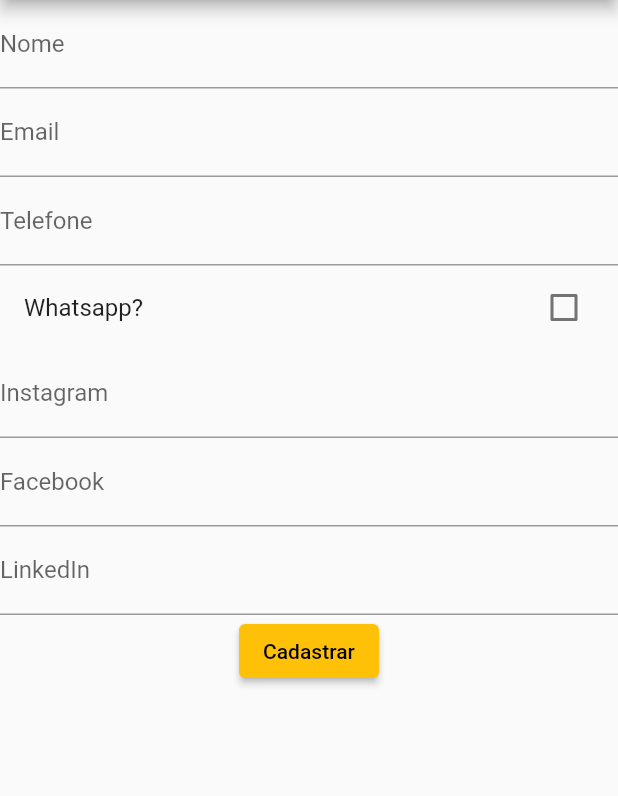
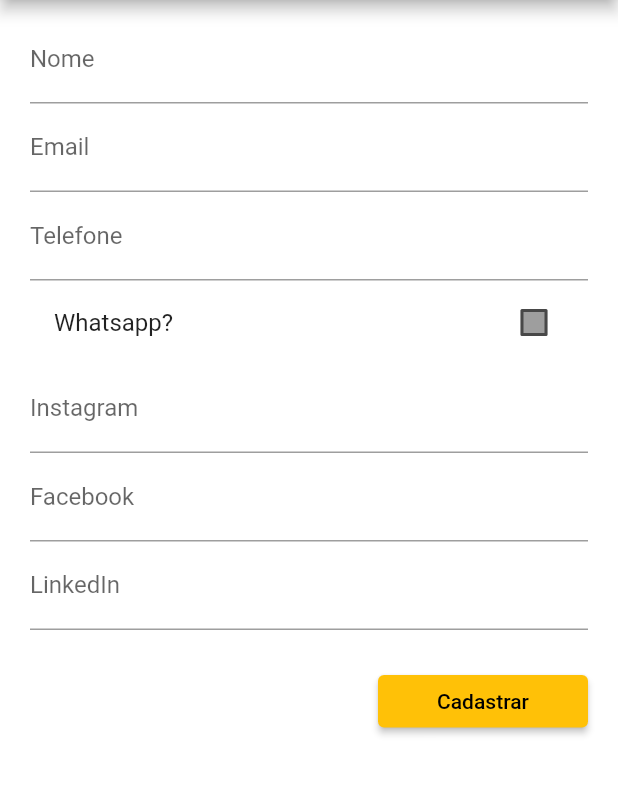
Before and after one commit to ArthurImmich/Uma-introducao-ao-flutter---Desenvolvimento-de-uma-lista-simples-de-contatos., a Flutter app: the screen it shows after launch, after a tap on the "add" icon, on a phone screen of 412 x 824 dp, the part 84-880 px from its top. Run offline on Flutter 3.47's test engine with Material 2 defaults, Android fonts, the phone set to English and light mode, and no system bars; our stand-ins replace flutter_slidable, font_awesome_flutter, sqflite; accounts and stored records are empty; Roboto replaces fonts that are missing (Montserrat).

Commit message:
finished crud and dark theme

```diff
--- a/lib/cadastro.dart
+++ /dev/null
@@ -1,91 +0,0 @@
-import 'package:flutter/material.dart';
-
-class Cadastro extends StatefulWidget {
-  @override
-  _CadastroState createState() => _CadastroState();
-}
-
-class _CadastroState extends State<Cadastro> {
-  final _formKey = GlobalKey<FormState>();
-  bool _checked = false;
-  final _nameController = TextEditingController();
-  final _emailController = TextEditingController();
-  final _phoneController = TextEditingController();
-  final _instagramController = TextEditingController();
-  final _facebookController = TextEditingController();
-  final _linkedinController = TextEditingController();
-
-  @override
-  Widget build(BuildContext context) {
-    return Container(
-      child: Scaffold(
-        appBar: AppBar(
-          title: Text('Cadastro'),
-        ),
-        body: Form(
-          autovalidateMode: AutovalidateMode.onUserInteraction,
-          key: _formKey,
-          child: SingleChildScrollView(
-            child: Column(
-              children: [
-                TextFormField(
-                  controller: _nameController,
-                  decoration: const InputDecoration(labelText: 'Nome'),
-                  //the post fix exclamation mark is a 'casting away nullability'
-                  //meaning that it will take the value of null and cast it to a string
-                  //and then check if it is empty avoiding calling .isEmpty on null
-                  validator: (value) =>
-                      value!.isEmpty ? 'Campo Obrigatório' : null,
-                ),
-                TextFormField(
-                  controller: _emailController,
-                  decoration: const InputDecoration(labelText: 'Email'),
-                  keyboardType: TextInputType.emailAddress,
-                ),
-                TextFormField(
-                  controller: _phoneController,
-                  decoration: const InputDecoration(labelText: 'Telefone'),
-                ),
-                CheckboxListTile(
-                    title: Text('Whatsapp?'),
-                    value: _checked,
-                    controlAffinity: ListTileControlAffinity.platform,
-                    onChanged: (value) {
-                      setState(() => _checked = value!);
-                    }),
-                TextFormField(
-                  controller: _instagramController,
-                  decoration: const InputDecoration(labelText: 'Instagram'),
-                ),
-                TextFormField(
-                  controller: _facebookController,
-                  decoration: const InputDecoration(labelText: 'Facebook'),
-                ),
-                TextFormField(
-                  controller: _linkedinController,
-                  decoration: const InputDecoration(labelText: 'LinkedIn'),
-                ),
-                ElevatedButton(
-                    onPressed: () {
-                      // The FormState class contains the validate() method. When the validate()
-                      //  method is called, it runs the validator() function for each text field
-                      //  in the form. If everything looks good, the validate() method returns true.
-                      //  If any text field contains errors, the validate() method rebuilds the
-                      //  form to display any error messages and returns false.
-                      if (_formKey.currentState!.validate()) {
-                        // If the form is valid, display a snackbar. In the real world,
-                        // you'd often call a server or save the information in a database.
-
-                        ScaffoldMessenger.of(context).showSnackBar(
-                            SnackBar(content: Text('Processing Data')));
-                      }
-                    },
-                    child: Text('Cadastrar')),
-              ],
-            ),
-          ),
-        ),
-      ),
-    );
-  }
-}
--- a/lib/contato.dart
+++ b/lib/contatc.dart
@@ -1,6 +1,6 @@
 import 'package:flutter/widgets.dart';
 
-class Contato {
+class Contact {
   int? id;
   String? name;
   String? email;
@@ -10,7 +10,7 @@ class Contato {
   String? linkedin;
   bool? whatsapp;
 
-  Contato(
+  Contact(
       {this.id,
       @required this.name,
       this.email,
--- a/lib/lista_contatos.dart
+++ /dev/null
@@ -1,126 +0,0 @@
-import 'package:flutter/material.dart';
-import 'cadastro.dart';
-import 'contato.dart';
-import 'package:flutter_slidable/flutter_slidable.dart';
-
-class MyHomePage extends StatefulWidget {
-  MyHomePage({Key? key, required this.title}) : super(key: key);
-  final String title;
-
-  @override
-  _MyHomePageState createState() => _MyHomePageState();
-}
-
-List<Contato> contatos = [
-  Contato(
-      name: 'João Carlos',
-      email: 'asd@asd.com',
-      phone: '(55) 55555-5555',
-      facebook: 'teste',
-      instagram: 'teste'),
-  Contato(name: 'Carla', email: 'asds@asds.com'),
-  Contato(name: 'João Carlos', email: 'asd@asd.com', phone: '(55) 55555-5555'),
-  Contato(name: 'Carla', email: 'asds@asds.com'),
-  Contato(name: 'João Carlos', email: 'asd@asd.com', phone: '(55) 55555-5555'),
-  Contato(name: 'Carla', email: 'asds@asds.com'),
-  Contato(name: 'João Carlos', email: 'asd@asd.com', phone: '(55) 55555-5555'),
-  Contato(name: 'Carla', email: 'asds@asds.com'),
-  Contato(name: 'João Carlos', email: 'asd@asd.com', phone: '(55) 55555-5555'),
-  Contato(name: 'Carla', email: 'asds@asds.com'),
-  Contato(name: 'João Carlos', email: 'asd@asd.com', phone: '(55) 55555-5555'),
-  Contato(name: 'Carla', email: 'asds@asds.com'),
-  Contato(name: 'João Carlos', email: 'asd@asd.com', phone: '(55) 55555-5555'),
-  Contato(name: 'Carla', email: 'asds@asds.com'),
-  Contato(name: 'João Carlos', email: 'asd@asd.com', phone: '(55) 55555-5555'),
-  Contato(name: 'Carla', email: 'asds@asds.com'),
-  Contato(name: 'João Carlos', email: 'asd@asd.com', phone: '(55) 55555-5555'),
-  Contato(name: 'Carla', email: 'asds@asds.com'),
-  Contato(name: 'João Carlos', email: 'asd@asd.com', phone: '(55) 55555-5555'),
-  Contato(name: 'Carla', email: 'asds@asds.com'),
-  Contato(name: 'João Carlos', email: 'asd@asd.com', phone: '(55) 55555-5555'),
-  Contato(name: 'Carla', email: 'asds@asds.com'),
-  Contato(name: 'João Carlos', email: 'asd@asd.com', phone: '(55) 55555-5555'),
-  Contato(name: 'Carla', email: 'asds@asds.com'),
-];
-
-class _MyHomePageState extends State<MyHomePage> {
-  @override
-  Widget build(BuildContext context) {
-    return Scaffold(
-      appBar: AppBar(
-        title: Text(widget.title),
-      ),
-      body: ListView.separated(
-        separatorBuilder: (_, i) => Divider(
-          indent: 30,
-          endIndent: 30,
-          thickness: 1,
-          height: 0,
-        ),
-        itemCount: contatos.length,
-        itemBuilder: (_, i) => Slidable(
-          actionPane: SlidableDrawerActionPane(),
-          actionExtentRatio: 0.15,
-          child: SizedBox(
-            height: 70,
-            child: Center(
-              child: ListTile(
-                title: Text(contatos[i].name!),
-                //subtitle: Text(contatos[i].phone ?? ''),
-                leading: CircleAvatar(
-                  backgroundColor: Colors.amber,
-                ),
-              ),
-            ),
-          ),
-          secondaryActions: _secondaryActions(contatos[i]),
-        ),
-      ),
-      floatingActionButton: FloatingActionButton(
-        onPressed: () => Navigator.of(context)
-            .push(MaterialPageRoute(builder: (context) => Cadastro())),
-        tooltip: 'Increment',
-        child: Icon(Icons.add),
-      ),
-    );
-  }
-}
-
-List<Widget> _secondaryActions(Contato contato) {
-  List<Widget> secondaryActions = [
-    IconSlideAction(
-      caption: 'Editar',
-      color: Colors.amber,
-      icon: Icons.edit,
-      onTap: () {},
-    ),
-    IconSlideAction(
-      caption: 'Excluir',
-      color: Colors.red,
-      icon: Icons.delete,
-      onTap: () {},
-    ),
-  ];
-  if (contato.facebook?.isNotEmpty ?? false) {
-    secondaryActions.insert(
-        0,
-        IconSlideAction(
-          caption: 'Facebook',
-          color: Colors.blue.shade600,
-          icon: Icons.facebook,
-          onTap: () {},
-        ));
-  }
-  if (contato.facebook?.isNotEmpty ?? false) {
-    secondaryActions.insert(
-        0,
-        IconSlideAction(
-          caption: 'Instagram',
-          color: Colors.purple.shade600,
-          icon: Icons.camera_alt_outlined,
-          onTap: () {},
-        ));
-  }
-
-  return secondaryActions;
-}
--- a/lib/main.dart
+++ b/lib/main.dart
@@ -1,17 +1,32 @@
 import 'package:flutter/material.dart';
-import 'lista_contatos.dart';
+import 'package:flutter_app/themes.dart';
+import 'contacts_list.dart';
 
 void main() => runApp(MyApp());
+CustomTheme currentTheme = CustomTheme();
 
-class MyApp extends StatelessWidget {
+class MyApp extends StatefulWidget {
+  @override
+  _MyAppState createState() => _MyAppState();
+}
+
+class _MyAppState extends State<MyApp> {
+  @override
+  void initState() {
+    super.initState();
+    currentTheme.addListener(() {
+      setState(() {});
+    });
+  }
+
   @override
   Widget build(BuildContext context) {
     return MaterialApp(
       title: 'Contatos',
-      theme: ThemeData(
-        primarySwatch: Colors.amber,
-      ),
-      home: MyHomePage(title: 'Contatos'),
+      theme: CustomTheme.lightTheme,
+      darkTheme: CustomTheme.darkTheme,
+      themeMode: currentTheme.currentTheme,
+      home: ContactsList(title: 'Contatos'),
     );
   }
 }
--- /dev/null
+++ b/lib/registration.dart
@@ -0,0 +1,121 @@
+import 'package:flutter/material.dart';
+import 'package:flutter_app/contatc.dart';
+
+import 'database.dart';
+
+class Registration extends StatefulWidget {
+  @override
+  _RegistrationState createState() => _RegistrationState();
+}
+
+class _RegistrationState extends State<Registration> {
+  final _formKey = GlobalKey<FormState>();
+  bool _checked = false;
+  final _nameController = TextEditingController();
+  final _emailController = TextEditingController();
+  final _phoneController = TextEditingController();
+  final _instagramController = TextEditingController();
+  final _facebookController = TextEditingController();
+  final _linkedinController = TextEditingController();
+
+  @override
+  Widget build(BuildContext context) {
+    return Scaffold(
+      appBar: AppBar(
+        title: Text('Cadastro'),
+      ),
+      body: Padding(
+        padding: const EdgeInsets.symmetric(horizontal: 20, vertical: 10),
+        child: Form(
+          autovalidateMode: AutovalidateMode.onUserInteraction,
+          key: _formKey,
+          child: SingleChildScrollView(
+            child: Column(
+              children: [
+                TextFormField(
+                  controller: _nameController,
+                  decoration: const InputDecoration(labelText: 'Nome'),
+                  //the post fix exclamation mark is a 'casting away nullability'
+                  //meaning that it will take the value of null and cast it to a string
+                  //and then check if it is empty avoiding calling .isEmpty on null
+                  validator: (value) =>
+                      value!.isEmpty ? 'Campo Obrigatório' : null,
+                ),
+                TextFormField(
+                  controller: _emailController,
+                  decoration: const InputDecoration(labelText: 'Email'),
+                  keyboardType: TextInputType.emailAddress,
+                ),
+                TextFormField(
+                  controller: _phoneController,
+                  decoration: const InputDecoration(labelText: 'Telefone'),
+                ),
+                CheckboxListTile(
+                    title: Text('Whatsapp?'),
+                    value: _checked,
+                    controlAffinity: ListTileControlAffinity.platform,
+                    onChanged: (value) {
+                      setState(() => _checked = value!);
+                    }),
+                TextFormField(
+                  controller: _instagramController,
+                  decoration: const InputDecoration(labelText: 'Instagram'),
+                ),
+                TextFormField(
+                  controller: _facebookController,
+                  decoration: const InputDecoration(labelText: 'Facebook'),
+                ),
+                TextFormField(
+                  controller: _linkedinController,
+                  decoration: const InputDecoration(labelText: 'LinkedIn'),
+                ),
+                Padding(
+                  padding: const EdgeInsets.only(top: 30),
+                  child: Align(
+                    alignment: Alignment.centerRight,
+                    child: ConstrainedBox(
+                      constraints:
+                          BoxConstraints.tightFor(width: 140, height: 35),
+                      child: ElevatedButton(
+                          onPressed: () async {
+                            // The FormState class contains the validate() method. When the validate()
+                            //  method is called, it runs the validator() function for each text field
+                            //  in the form. If everything looks good, the validate() method returns true.
+                            //  If any text field contains errors, the validate() method rebuilds the
+                            //  form to display any error messages and returns false.
+                            if (_formKey.currentState!.validate()) {
+                              DatabaseConnection databaseConnection =
+                                  DatabaseConnection();
+                              try {
+                                await databaseConnection.create(Contact(
+                                  name: _nameController.text,
+                                  email: _emailController.text,
+                                  phone: _phoneController.text,
+                                  instagram: _instagramController.text,
+                                  facebook: _facebookController.text,
+                                  linkedin: _linkedinController.text,
+                                  whatsapp: _checked,
+                                ));
+                                ScaffoldMessenger.of(context).showSnackBar(
+                                    SnackBar(content: Text('Cadastrado!')));
+                                Navigator.of(context).pop();
+                              } catch (e) {
+                                ScaffoldMessenger.of(context).showSnackBar(
+                                    SnackBar(
+                                        content: Text(
+                                            'Erro ao cadastrar contato!')));
+                              }
+                            }
+                          },
+                          child: Text('Cadastrar')),
+                    ),
+                  ),
+                ),
+              ],
+            ),
+          ),
+        ),
+      ),
+    );
+  }
+}
--- /dev/null
+++ b/lib/themes.dart
@@ -0,0 +1,62 @@
+import 'package:flutter/material.dart';
+
+class CustomTheme with ChangeNotifier {
+  static ThemeData get lightTheme {
+    return ThemeData(
+      primaryColor: Colors.amber,
+      scaffoldBackgroundColor: Colors.white,
+      fontFamily: 'Montserrat',
+      textTheme: ThemeData.light().textTheme,
+      floatingActionButtonTheme:
+          FloatingActionButtonThemeData(backgroundColor: Colors.amber),
+      elevatedButtonTheme: ElevatedButtonThemeData(
+        style: ElevatedButton.styleFrom(
+            primary: Colors.amber, onPrimary: Colors.black),
+      ),
+      checkboxTheme: CheckboxThemeData(
+        fillColor: MaterialStateColor.resolveWith(
+          (states) {
+            if (states.contains(MaterialState.selected)) {
+              return Colors.amber;
+            }
+            return Colors.black38;
+          },
+        ),
+      ),
+    );
+  }
+
+  static ThemeData get darkTheme {
+    return ThemeData(
+      primaryColor: Colors.amber,
+      scaffoldBackgroundColor: Colors.black,
+      fontFamily: 'Montserrat',
+      textTheme: ThemeData.dark().textTheme,
+      brightness: Brightness.dark,
+      floatingActionButtonTheme:
+          FloatingActionButtonThemeData(backgroundColor: Colors.amber),
+      elevatedButtonTheme: ElevatedButtonThemeData(
+        style: ElevatedButton.styleFrom(
+            primary: Colors.amber, onPrimary: Colors.black),
+      ),
+      checkboxTheme: CheckboxThemeData(
+        fillColor: MaterialStateColor.resolveWith(
+          (states) {
+            if (states.contains(MaterialState.selected)) {
+              return Colors.amber;
+            }
+            return Colors.white;
+          },
+        ),
+      ),
+    );
+  }
+
+  static bool _isDarkTheme = false;
+  ThemeMode get currentTheme => _isDarkTheme ? ThemeMode.dark : ThemeMode.light;
+
+  void toggleTheme() {
+    _isDarkTheme = !_isDarkTheme;
+    notifyListeners();
+  }
+}
--- a/pubspec.yaml
+++ b/pubspec.yaml
@@ -27,6 +27,8 @@ dependencies:
   sqflite:
   path_provider:
   path:
+  url_launcher:
+  font_awesome_flutter:
 
 
   # The following adds the Cupertino Icons font to your application.
```
Also changed, not shown: lib/contacts_list.dart (added, +138 -0 lines), lib/database.dart (+11 -19 lines), lib/edit.dart (added, +134 -0 lines), pubspec.lock.
